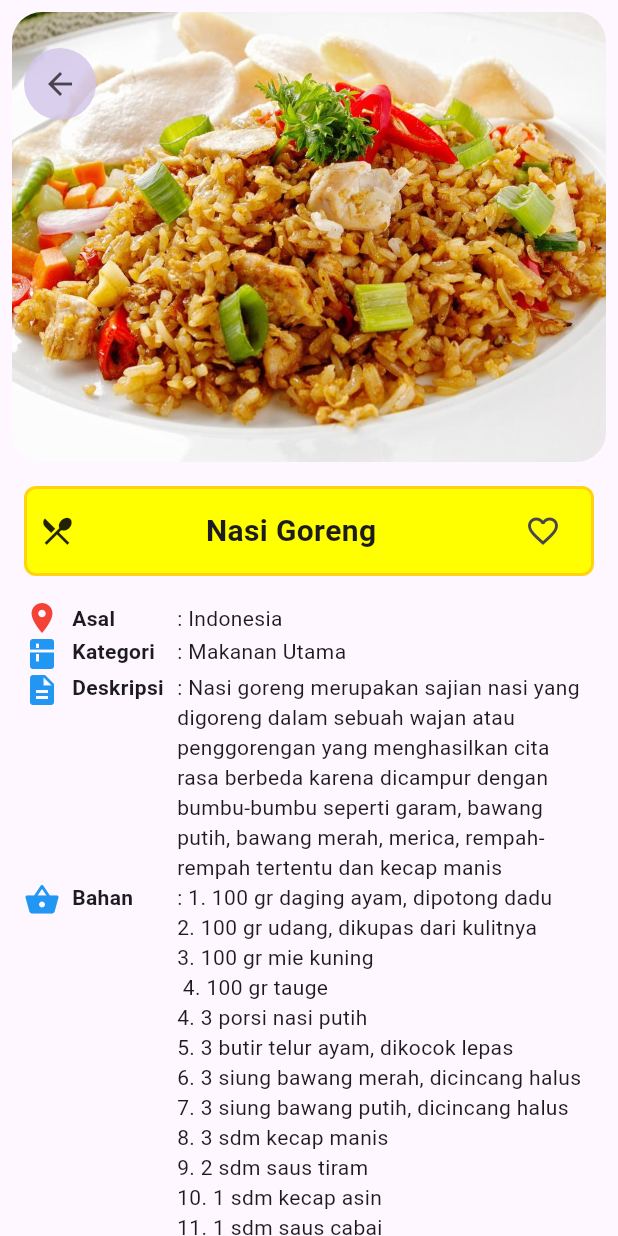
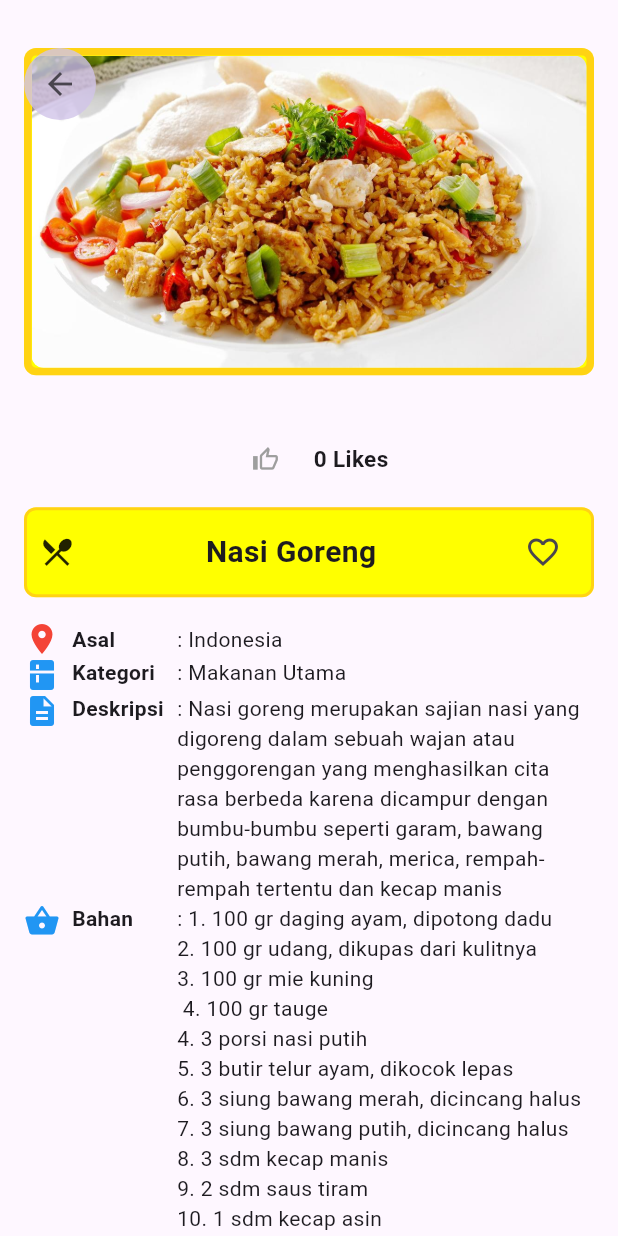
Before and after one commit to mangjaki/resep_makanan_k6, a Flutter app: the DetailScreen screen opened directly with sample values from the repository, on a phone screen of 412 x 824 dp. Run offline on Flutter 3.47's test engine with Material 3 defaults, Android fonts, the phone set to English and light mode, and no system bars; our stand-ins replace cached_network_image, shared_preferences; accounts and stored records are empty; network calls fail.

Commit message:
update search screen dan detail screen
searchscreen bisa mencari makanan dari nama dan saat di klik bisa ke detail dan update tampilan detailscreen

```diff
--- a/resep_makanan/lib/main.dart
+++ b/resep_makanan/lib/main.dart
@@ -30,7 +30,7 @@ class MyApp extends StatelessWidget {
         useMaterial3: true,
       ),
       //home: HomeScreen(),
-      home: SignUpScreen(),
+      home: MainScreen(),
     );
   }
 }
--- a/resep_makanan/lib/screens/detail_screen.dart
+++ b/resep_makanan/lib/screens/detail_screen.dart
@@ -4,13 +4,32 @@ import 'package:cached_network_image/cached_network_image.dart';
 import 'package:resep_makanan/models/makanan.dart';
 import 'package:resep_makanan/data/makanan_data.dart';
 
-class DetailScreen extends StatelessWidget {
+class DetailScreen extends StatefulWidget {
   final Makanan makanan;
 
   const DetailScreen({super.key, required this.makanan});
 
   @override
+  State<DetailScreen> createState() => _DetailScreenState();
+}
+
+  class _DetailScreenState extends State<DetailScreen> {
+  int likeCount = 0; // buat simpen jumlah like
+  bool isLiked = false; // Variabel untuk melacak apakah tombol sudah ditekan
+
+
+  void _incrementLike() {
+    if (!isLiked) { // Cek apakah tombol belum ditekan
+      setState(() {
+        likeCount++; // Tambahkan angka setiap kali tombol like ditekan
+        isLiked = true; // Tandai bahwa tombol sudah ditekan
+
+      });
+    }
+  }
+  @override
   Widget build(BuildContext context) {
+    final Makanan makanan = widget.makanan;
     return Scaffold(
       body: SingleChildScrollView(
         child: Column(
@@ -18,20 +37,27 @@ class DetailScreen extends StatelessWidget {
             // DetailHeader
             Stack(
               children: [
-                // image Utama
                 Padding(
-                  padding: const EdgeInsets.all(8.0),
-                  child: ClipRRect(
-                    borderRadius: BorderRadius.circular(20),
+                  padding: const EdgeInsets.symmetric(horizontal: 16, vertical: 32),
+                  child: Container(
+                    decoration: BoxDecoration(
+                    color: Colors.yellowAccent,
+                    borderRadius: BorderRadius.circular(8), // Opsional: Membuat sudut membulat
+                    border: Border.all(
+                      color: Colors.deepOrangeAccent.withOpacity(0.3), // Garis border dengan transparansi (samar)
+                      width: 5, // Ketebalan garis border
+          ),
+        ),
+                  child :ClipRRect(
+                  borderRadius: BorderRadius.circular(8),
                   child: Image.asset(
                     makanan.imageAsset,
                     width: double.infinity,
-                      height: 300,
                     fit: BoxFit.cover,
         ),
       ),
       ),
-
+                ),
                 // tombol back kustom
                 Padding(
                   padding: const EdgeInsets.symmetric(horizontal: 16, vertical: 32),
@@ -52,7 +78,20 @@ class DetailScreen extends StatelessWidget {
                 ),
               ],
             ),
-
+            Row(
+              mainAxisAlignment: MainAxisAlignment.center,
+              children: [
+                IconButton(
+                  icon: Icon(isLiked ? Icons.thumb_up_alt : Icons.thumb_up_alt_outlined,  color: isLiked ? Colors.blue : Colors.grey, size: 18.0),
+                  onPressed: _incrementLike, // Menambah jumlah like
+                ),
+                SizedBox(width: 8.0),
+                Text(
+                  "$likeCount Likes", // Menampilkan jumlah like
+                  style: TextStyle(fontSize: 15.0, fontWeight: FontWeight.bold),
+                ),
+              ],
+            ),
             // Detail Info
             Padding(
               padding: const EdgeInsets.symmetric(horizontal: 16),
@@ -213,6 +252,5 @@ class DetailScreen extends StatelessWidget {
         ),
       ),
     );
-
 }
   }
```
Also changed, not shown: resep_makanan/lib/screens/search_screen.dart (+23 -1 lines). Lines whose indentation alone changed are shown as unchanged.
